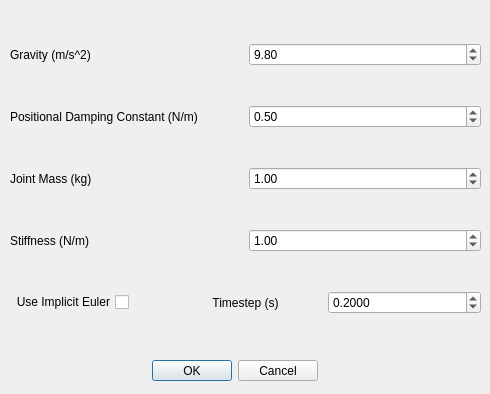
This is parameters.ui in refatK/P3_Mass_Spring_Euler as Qt 5 draws it before an edit. The edited form follows.
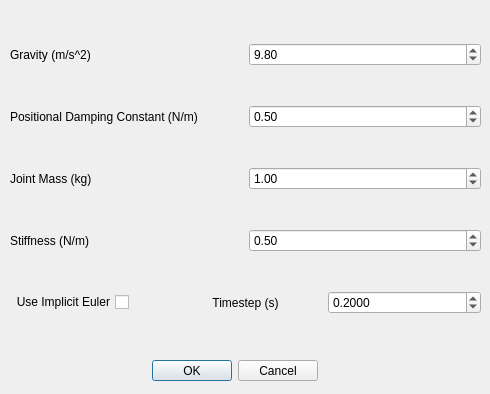
This is the edited form.

Commit message: Changed default value for stiffness parameter

Diff of the .ui file:
```diff
--- a/parameters.ui
+++ b/parameters.ui
@@ -134,7 +134,7 @@
          <double>0.050000000000000</double>
         </property>
         <property name="value">
-         <double>1.000000000000000</double>
+         <double>0.500000000000000</double>
         </property>
        </widget>
       </item>
```
